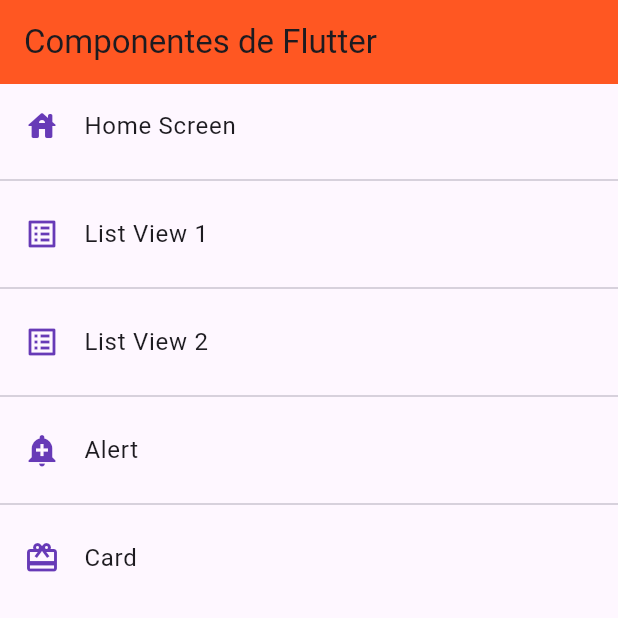
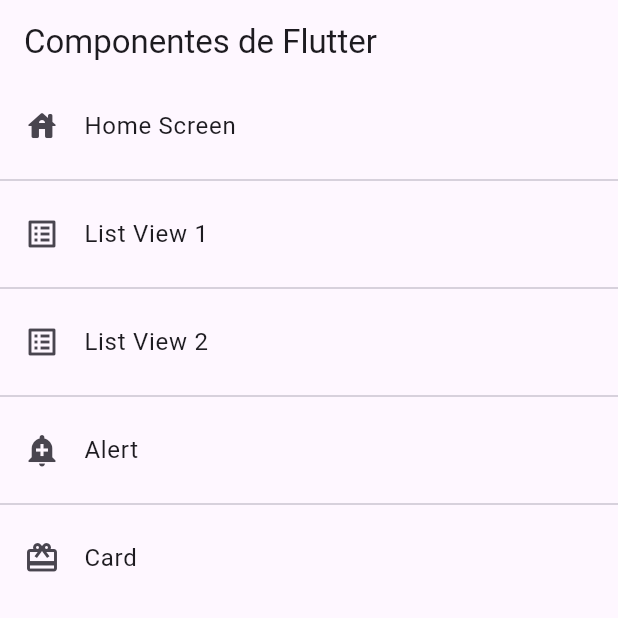
Before and after one commit to The-Crow-n/fl_components, a Flutter app: the screen it shows after launch, on a phone screen of 412 x 824 dp, the top half of it. Run offline on Flutter 3.47's test engine with Material 3 defaults, Android fonts, the phone set to English and light mode, and no system bars.

Commit message:
twelveth commit

```diff
--- a/lib/main.dart
+++ b/lib/main.dart
@@ -16,15 +16,6 @@ class MyApp extends StatelessWidget {
       initialRoute: AppRoutes.initialRoute,
       routes: AppRoutes.getAppRoutes(),
       onGenerateRoute: AppRoutes.onGenerateRoute,
-        theme: ThemeData.light().copyWith(
-            // Color primario para la aplicación
-            primaryColor: Colors.deepOrange,
-            // AppBar Theme
-            appBarTheme: AppBarTheme(
-              color: Colors.deepOrange,
-            ),
-            listTileTheme: ListTileThemeData(
-              iconColor: Colors.deepPurple,
-            )));
+    );
   }
 }
```
Also changed, not shown: lib/theme/app_theme.dart (+17 -1 lines). Lines whose indentation alone changed are shown as unchanged.
